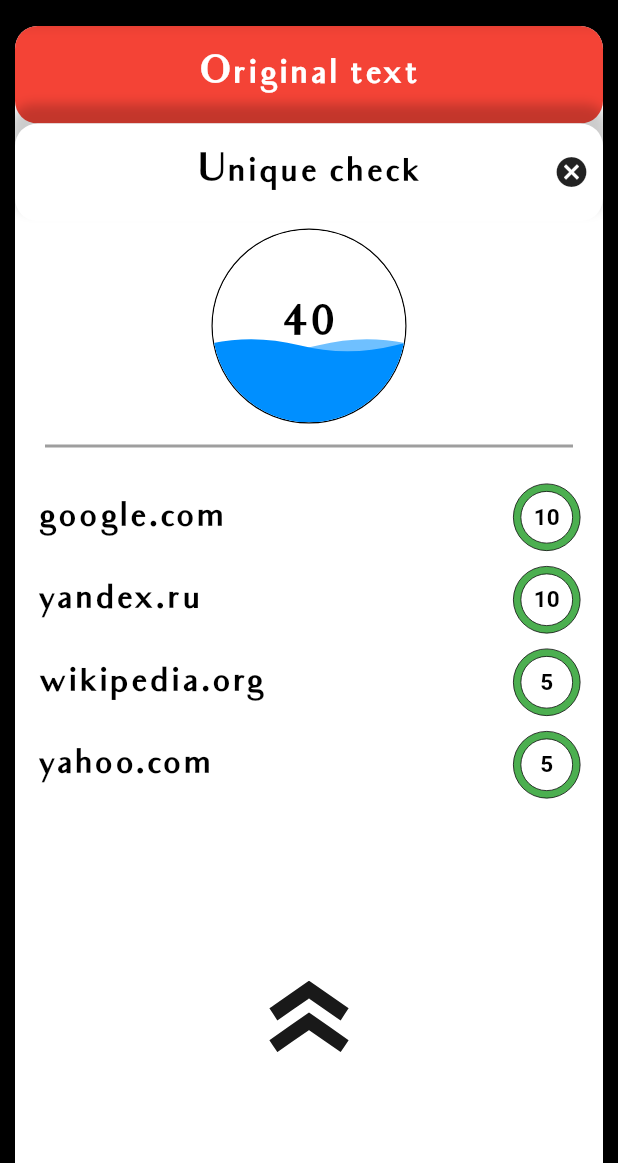
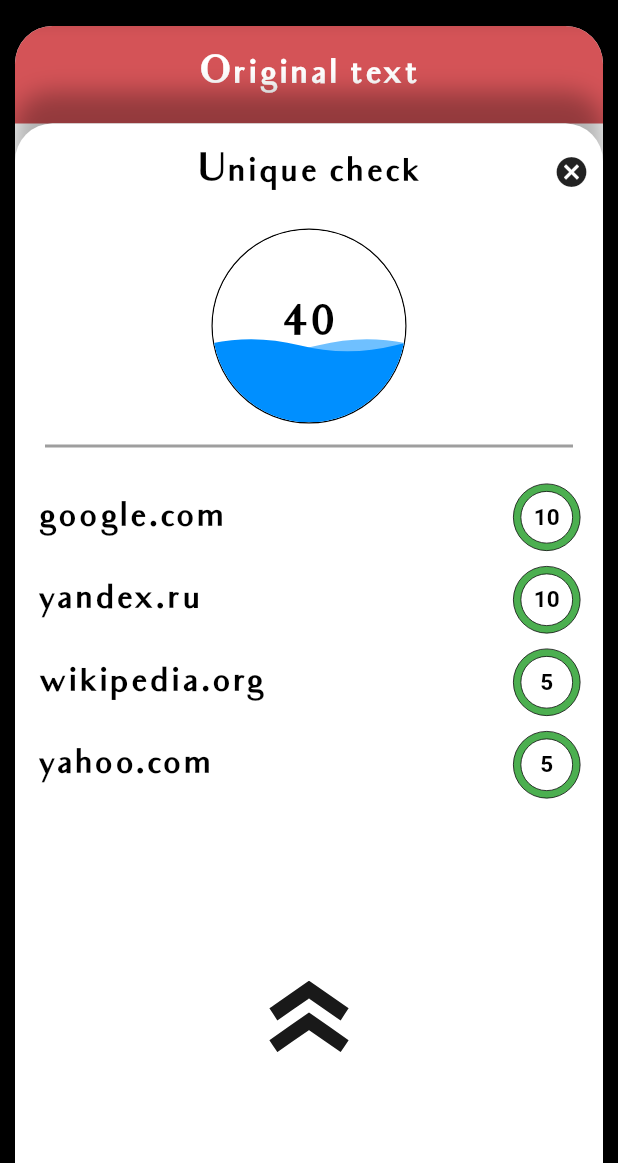
Before and after one commit to summert1m3/Synword-client-legacy, a Flutter app: the screen it shows after launch, after a tap on an icon or button, on a phone screen of 412 x 824 dp, the part 73-1236 px from its top. Run offline on Flutter 3.47's test engine with Material 2 defaults, Android fonts, the phone set to English and light mode, and no system bars; our stand-ins replace flutter_svg, hexcolor.

Commit message:
cosmetic change

```diff
--- a/lib/layersSetting.dart
+++ b/lib/layersSetting.dart
@@ -1,8 +1,9 @@
 import 'package:flutter/material.dart';
+import 'package:hexcolor/hexcolor.dart';
 
 const double TitleHeight = 65;
 const Color OriginalTextTitleColor = Colors.red;
-const Color UniqueTextTitleColor = Colors.yellow;
-const Color UniqueCheckTitleColor = Colors.green;
+final Color UniqueTextTitleColor = Hexcolor('#FCFD64');
+final Color UniqueCheckTitleColor = Hexcolor('#FCFD64');
 const double WaveBarWidth = 130;
 const double WaveBarHeight = 130;
--- a/lib/widgets/bodyLayer.dart
+++ b/lib/widgets/bodyLayer.dart
@@ -25,7 +25,7 @@
       margin: EdgeInsets.all(10),
       decoration: BoxDecoration(
         color: Colors.white,
-        borderRadius: BorderRadius.circular(15.0),
+        borderRadius: BorderRadius.circular(25.0),
       ),
       child: GestureDetector(
         child: Column(
--- a/lib/widgets/drawerMenu/drawerMenu.dart
+++ b/lib/widgets/drawerMenu/drawerMenu.dart
@@ -2,8 +2,6 @@
 import 'package:flutter/material.dart';
 import 'package:hexcolor/hexcolor.dart';
 import 'package:flutter_svg/flutter_svg.dart';
-
-import 'package:synword/widgets/drawerMenu/iconContainer.dart';
 
 class DrawerMenu extends StatefulWidget {
   @override
--- a/lib/widgets/home.dart
+++ b/lib/widgets/home.dart
@@ -46,7 +46,6 @@
           ),
         ],
         backgroundColor: Colors.black,
-        //toolbarHeight: 50,
       ),
       drawer: DrawerMenu(),
       body: Body(),
--- a/lib/widgets/layerTextForm.dart
+++ b/lib/widgets/layerTextForm.dart
@@ -24,7 +24,6 @@
               borderRadius: BorderRadius.circular(15.0),
             ),
             focusedBorder: InputBorder.none,
-            //disabledBorder: InputBorder.none,
             enabledBorder: InputBorder.none,
         ),
       ),
--- a/lib/widgets/layerTitle.dart
+++ b/lib/widgets/layerTitle.dart
@@ -26,13 +26,16 @@
           height: TitleHeight,
           decoration: BoxDecoration(
               color: _titleColor,
-              borderRadius: BorderRadius.circular(15.0),
+              borderRadius: BorderRadius.only(
+                topLeft: Radius.circular(25),
+                topRight: Radius.circular(25),
+              ),
               boxShadow: [
                 BoxShadow(
                     color: _shadowColor,
-                    spreadRadius: 3,
-                    blurRadius: 6,
-                    offset: Offset(0, -10)
+                    spreadRadius: 1,
+                    blurRadius: 13,
+                    offset: Offset(0, -20)
                 ),
               ]
           ),
--- a/lib/widgets/layers/originalTextWidget.dart
+++ b/lib/widgets/layers/originalTextWidget.dart
@@ -2,6 +2,7 @@
 import 'package:synword/widgets/bodyLayer.dart';
 import 'package:synword/widgets/layerTextForm.dart';
 import 'package:synword/widgets/layerTitle.dart';
+import 'package:hexcolor/hexcolor.dart';
 
 class OriginalTextWidget extends StatelessWidget {
   final TextEditingController _textEditingController;
@@ -19,7 +20,7 @@
             Expanded(child: LayerTextForm(_textEditingController)),
             LayerTitle(
                 Text('Original text', style: TextStyle(fontSize: 25, fontFamily: 'Audrey', fontWeight: FontWeight.bold, color: Colors.white)),
-                Colors.red,
+                Hexcolor('#D45357'),
                 Colors.black.withOpacity(0.0),
                 true,
                 false,
--- a/lib/widgets/layers/uniqueCheckWidget.dart
+++ b/lib/widgets/layers/uniqueCheckWidget.dart
@@ -37,7 +37,7 @@
           LayerTitle(
               Text('Unique check', style: TextStyle(fontSize: 25, fontFamily: 'Audrey', fontWeight: FontWeight.bold, color: Colors.black)),
               _titleColor,
-              Colors.black.withOpacity(0.2),
+              Colors.black.withOpacity(0.3),
               _isTitleVisible,
               _isCloseButtonVisible,
               _closeButtonCallback
--- a/lib/widgets/layers/uniqueTextWidget.dart
+++ b/lib/widgets/layers/uniqueTextWidget.dart
@@ -40,7 +40,7 @@
           LayerTitle(
               Text('Unique text', style: TextStyle(fontSize: 25, fontFamily: 'Audrey', fontWeight: FontWeight.bold, color: Colors.black)),
               _titleColor,
-              Colors.black.withOpacity(0.2),
+              Colors.black.withOpacity(0.3),
               _isTitleVisible,
               _isCloseButtonVisible,
               _closeButtonCallback,
```
Also changed, not shown: lib/widgets/drawerMenu/iconContainer.dart (deleted, +0 -30 lines), lib/widgets/uploadButton/uploadButtonWidget.dart (added).
